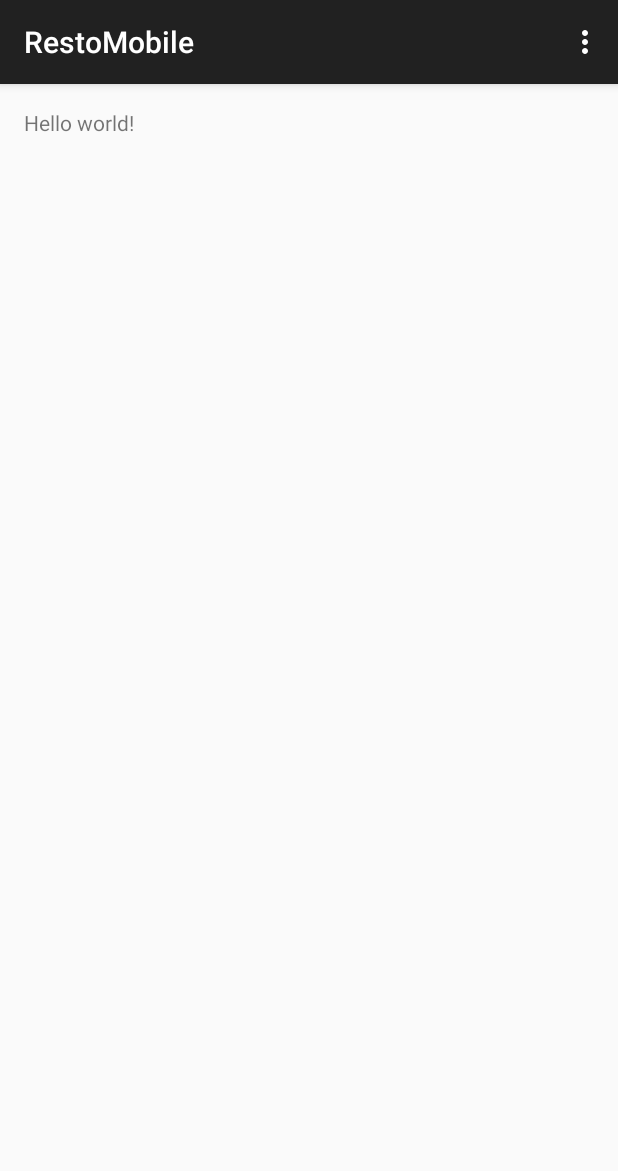
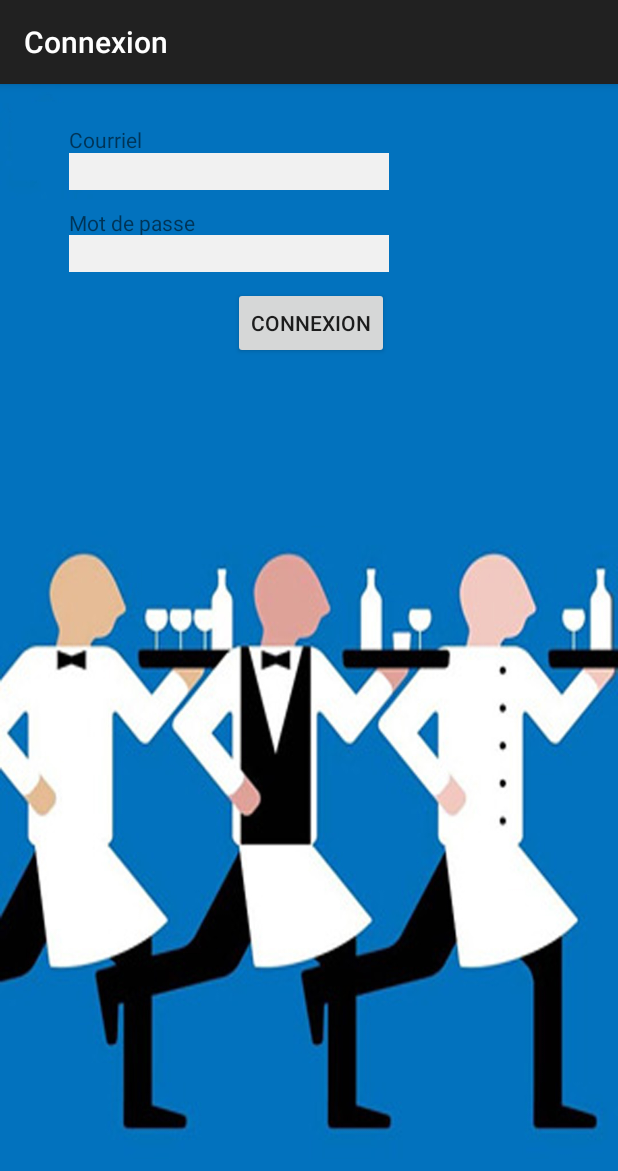
Before and after one commit to gnut3ll4/RestoMobile_LOG210, an Android app: the screen it shows after launch (MainActivity before the commit, LoginActivity after it), on a phone screen of 412 x 824 dp. Shown: the top 1171 px of the screen. Run offline under Robolectric (Android 15) with nearby library versions, the light colour scheme and no system bars; libraries missing offline, so code that uses them is left out: retrofit.client; 8 statements that could not run were skipped.

Commit message:
Connexion/Deconnexion

```diff
--- /dev/null
+++ b/app/src/main/java/com/gnut3ll4/restomobile/ApplicationManager.java
@@ -0,0 +1,54 @@
+package com.gnut3ll4.restomobile;
+
+import android.app.Activity;
+import android.app.Application;
+import android.content.Intent;
+import android.content.SharedPreferences;
+import android.preference.PreferenceManager;
+
+/**
+ * Created by gnut3ll4 on 16/03/15.
+ */
+public class ApplicationManager extends Application {
+
+
+    public static UserCredentials userCredentials;
+
+    @Override
+    public void onCreate() {
+        super.onCreate();
+        SecurePreferences securePreferences = new SecurePreferences(this);
+        String u = securePreferences.getString(UserCredentials.USERNAME, "");
+        String p = securePreferences.getString(UserCredentials.PASSWORD, "");
+
+        if (u.length() > 0 && p.length() > 0) {
+            userCredentials = new UserCredentials(u, p);
+        }
+
+
+    }
+
+    public static void deconnexion(final Activity activity) {
+
+
+        final SharedPreferences.Editor editor = PreferenceManager.getDefaultSharedPreferences(activity).edit();
+        editor.clear();
+        editor.commit();
+
+        // Enlever le profil de la DB SQLite
+
+
+        ApplicationManager.userCredentials = null;
+        Intent intent = new Intent(activity, MainActivity.class);
+        intent.setFlags(Intent.FLAG_ACTIVITY_CLEAR_TOP);
+        activity.startActivity(intent);
+        new Thread(new Runnable() {
+
+            @Override
+            public void run() {
+                activity.finish();
+            }
+        }).start();
+
+    }
+}
--- /dev/null
+++ b/app/src/main/java/com/gnut3ll4/restomobile/LoginActivity.java
@@ -0,0 +1,113 @@
+package com.gnut3ll4.restomobile;
+
+import android.content.Intent;
+import android.os.Bundle;
+import android.support.v7.app.ActionBarActivity;
+import android.util.Log;
+import android.view.Menu;
+import android.view.MenuItem;
+import android.view.View;
+import android.widget.Button;
+import android.widget.EditText;
+import android.widget.TextView;
+import android.widget.Toast;
+
+import retrofit.Callback;
+import retrofit.RestAdapter;
+import retrofit.RetrofitError;
+import retrofit.client.Response;
+
+/**
+ * Created by gnut3ll4 on 16/03/15.
+ */
+public class LoginActivity extends ActionBarActivity implements Callback {
+
+    private EditText loginEditText;
+    private EditText passwordEditText;
+    private Button loginButton;
+    private UserCredentials userCredentials;
+
+    private WebService service;
+
+
+    @Override
+    protected void onCreate(Bundle savedInstanceState) {
+        super.onCreate(savedInstanceState);
+        setContentView(R.layout.activity_login);
+
+        loginEditText = (EditText) findViewById(R.id.editText_login);
+        passwordEditText = (EditText) findViewById(R.id.editText_password);
+
+        loginButton = (Button) findViewById(R.id.button_login);
+
+
+        RestAdapter restAdapter = new RestAdapter.Builder()
+                .setEndpoint(getString(R.string.server))
+                .build();
+
+       service = restAdapter.create(WebService.class);
+
+
+
+        loginButton.setOnClickListener(new View.OnClickListener() {
+            @Override
+            public void onClick(View v) {
+                userCredentials = new UserCredentials(loginEditText.getText().toString(), passwordEditText.getText().toString());
+                service.login(loginEditText.getText().toString(),passwordEditText.getText().toString(),LoginActivity.this);
+            }
+        });
+
+
+
+    }
+
+    @Override
+    public void success(Object o, Response response) {
+
+//        User user = (User) o;
+//
+//        Toast.makeText(this,user.prenom+" "+user.nom,Toast.LENGTH_SHORT).show();
+
+
+//        /*
+
+        if (o != null) {
+            User user = (User) o;
+            if (user.error != null) {
+                passwordEditText.setError(getString(R.string.error_invalid_pwd));
+                passwordEditText.requestFocus();
+            } else {
+                Log.v("LoginActivity", "LoginActivity: o=" + o);
+                ApplicationManager.userCredentials = userCredentials;
+
+                SecurePreferences securePreferences = new SecurePreferences(this);
+                securePreferences.edit().putString(userCredentials.USERNAME, userCredentials.getUsername()).commit();
+                securePreferences.edit().putString(userCredentials.PASSWORD, userCredentials.getPassword()).commit();
+
+
+                finishActivity(1);
+                startActivity(new Intent(this, MainActivity.class));
+                finish();
+            }
+
+        } else {
+            passwordEditText.setError(getString(R.string.error_invalid_email));
+            passwordEditText.requestFocus();
+        }
+
+
+        //*/
+
+
+
+
+
+
+
+    }
+
+    @Override
+    public void failure(RetrofitError error) {
+        Toast.makeText(this,error.getMessage(),Toast.LENGTH_SHORT).show();
+    }
+}
--- a/app/src/main/java/com/gnut3ll4/restomobile/MainActivity.java
+++ b/app/src/main/java/com/gnut3ll4/restomobile/MainActivity.java
@@ -1,5 +1,7 @@
 package com.gnut3ll4.restomobile;
 
+import android.app.Application;
+import android.content.Intent;
 import android.support.v7.app.ActionBarActivity;
 import android.os.Bundle;
 import android.view.Menu;
@@ -21,6 +23,9 @@ public class MainActivity extends ActionBarActivity implements Callback {
         super.onCreate(savedInstanceState);
         setContentView(R.layout.activity_main);
 
+
+
+
         tvTest = (TextView) findViewById(R.id.tv_test);
 
 
@@ -38,6 +43,30 @@ public class MainActivity extends ActionBarActivity implements Callback {
 
     }
 
+    @Override
+    protected void onActivityResult(int requestCode, int resultCode, Intent data) {
+        super.onActivityResult(requestCode, resultCode, data);
+        if (requestCode == 0) {
+            if (resultCode > 0) {
+                Bundle extras = data.getExtras();
+                String codeU = extras.getString(UserCredentials.USERNAME);
+                String codeP = extras.getString(UserCredentials.PASSWORD);
+                ApplicationManager.userCredentials = new UserCredentials(new SecurePreferences(this));
+            }
+        }
+    }
+
+
+    @Override
+    protected void onResume() {
+        super.onResume();
+        if (ApplicationManager.userCredentials == null) {
+
+			Intent intent = new Intent(this, LoginActivity.class);
+			startActivityForResult(intent, 0);
+
+        }
+    }
 
     @Override
     public boolean onCreateOptionsMenu(Menu menu) {
@@ -51,12 +80,21 @@ public class MainActivity extends ActionBarActivity implements Callback {
         // Handle action bar item clicks here. The action bar will
         // automatically handle clicks on the Home/Up button, so long
         // as you specify a parent activity in AndroidManifest.xml.
+
+
+        switch (item.getItemId()) {
+            case R.id.action_disconnect:
+                ApplicationManager.deconnexion(this);
+                return true;
+
+
+        }
+
         int id = item.getItemId();
 
-        //noinspection SimplifiableIfStatement
-        if (id == R.id.action_settings) {
-            return true;
-        }
+
+
+
 
         return super.onOptionsItemSelected(item);
     }
--- /dev/null
+++ b/app/src/main/java/com/gnut3ll4/restomobile/SecurePreferences.java
@@ -0,0 +1,332 @@
+package com.gnut3ll4.restomobile;
+
+import android.annotation.TargetApi;
+import android.content.Context;
+import android.content.SharedPreferences;
+import android.os.Build;
+import android.preference.PreferenceManager;
+import android.provider.Settings;
+import android.util.Base64;
+import android.util.Log;
+
+import java.security.NoSuchAlgorithmException;
+import java.security.SecureRandom;
+import java.security.spec.InvalidKeySpecException;
+import java.security.spec.KeySpec;
+import java.util.HashMap;
+import java.util.HashSet;
+import java.util.Map;
+import java.util.Set;
+
+import javax.crypto.Cipher;
+import javax.crypto.KeyGenerator;
+import javax.crypto.SecretKeyFactory;
+import javax.crypto.spec.PBEKeySpec;
+import javax.crypto.spec.SecretKeySpec;
+
+/**
+ * Created by gnut3ll4 on 10/5/14.
+ */
+public class SecurePreferences implements SharedPreferences {
+
+    private static SharedPreferences sFile;
+    private static byte[] sKey;
+
+    /**
+     * Constructor.
+     *
+     * @param context the caller's context
+     */
+    public SecurePreferences(Context context) {
+        // Proxy design pattern
+        if (SecurePreferences.sFile == null) {
+            SecurePreferences.sFile = PreferenceManager.getDefaultSharedPreferences(context);
+        }
+        // Initialize encryption/decryption key
+        try {
+            final String key = SecurePreferences.generateAesKeyName(context);
+            String value = SecurePreferences.sFile.getString(key, null);
+            if (value == null) {
+                value = SecurePreferences.generateAesKeyValue();
+                SecurePreferences.sFile.edit().putString(key, value).commit();
+            }
+            SecurePreferences.sKey = SecurePreferences.decode(value);
+        } catch (Exception e) {
+            throw new IllegalStateException(e);
+        }
+    }
+
+    private static String encode(byte[] input)
+    {
+        return Base64.encodeToString(input, Base64.NO_PADDING | Base64.NO_WRAP);
+    }
+
+    private static byte[] decode(String input)
+    {
+        return Base64.decode(input, Base64.NO_PADDING | Base64.NO_WRAP);
+    }
+
+    private static String generateAesKeyName(Context context) throws InvalidKeySpecException,
+            NoSuchAlgorithmException {
+        final char[] password = context.getPackageName().toCharArray();
+        final byte[] salt = Settings.Secure.getString(context.getContentResolver(),
+                Settings.Secure.ANDROID_ID).getBytes();
+
+        // Number of PBKDF2 hardening rounds to use, larger values increase
+        // computation time, you should select a value that causes
+        // computation to take >100ms
+        final int iterations = 1000;
+
+        // Generate a 256-bit key
+        final int keyLength = 256;
+
+        final KeySpec spec = new PBEKeySpec(password, salt, iterations, keyLength);
+        return SecurePreferences.encode(SecretKeyFactory.getInstance("PBKDF2WithHmacSHA1")
+                .generateSecret(spec).getEncoded());
+    }
+
+    private static String generateAesKeyValue() throws NoSuchAlgorithmException {
+        // Do *not* seed secureRandom! Automatically seeded from system entropy
+        final SecureRandom random = new SecureRandom();
+
+        // Use the largest AES key length which is supported by the OS
+        final KeyGenerator generator = KeyGenerator.getInstance("AES");
+        try {
+            generator.init(256, random);
+        } catch (Exception e) {
+            try {
+                generator.init(192, random);
+            } catch (Exception e1) {
+                generator.init(128, random);
+            }
+        }
+        return SecurePreferences.encode(generator.generateKey().getEncoded());
+    }
+
+    private static String encrypt(String cleartext) {
+        if (cleartext == null || cleartext.length() == 0) {
+            return cleartext;
+        }
+        try {
+            final Cipher cipher = Cipher.getInstance("AES");
+            cipher.init(Cipher.ENCRYPT_MODE, new SecretKeySpec(SecurePreferences.sKey, "AES"));
+            return SecurePreferences.encode(cipher.doFinal(cleartext.getBytes("UTF-8")));
+        } catch (Exception e) {
+            Log.w(SecurePreferences.class.getName(), "encrypt", e);
+            return null;
+        }
+    }
+
+    private static String decrypt(String ciphertext) {
+        if (ciphertext == null || ciphertext.length() == 0) {
+            return ciphertext;
+        }
+        try {
+            final Cipher cipher = Cipher.getInstance("AES");
+            cipher.init(Cipher.DECRYPT_MODE, new SecretKeySpec(SecurePreferences.sKey, "AES"));
+            return new String(cipher.doFinal(SecurePreferences.decode(ciphertext)), "UTF-8");
+        } catch (Exception e) {
+            Log.w(SecurePreferences.class.getName(), "decrypt", e);
+            return null;
+        }
+    }
+
+    @Override
+    public Map<String, String> getAll() {
+        final Map<String, ?> encryptedMap = SecurePreferences.sFile.getAll();
+        final Map<String, String> decryptedMap = new HashMap<String, String>(encryptedMap.size());
+        for (Map.Entry<String, ?> entry : encryptedMap.entrySet()) {
+            try {
+                decryptedMap.put(SecurePreferences.decrypt(entry.getKey()),
+                        SecurePreferences.decrypt(entry.getValue().toString()));
+            } catch (Exception e) {
+                // Ignore unencrypted key/value pairs
+            }
+        }
+        return decryptedMap;
+    }
+
+    @Override
+    public String getString(String key, String defaultValue) {
+        final String encryptedValue =
+                SecurePreferences.sFile.getString(SecurePreferences.encrypt(key), null);
+        return (encryptedValue != null) ? SecurePreferences.decrypt(encryptedValue) : defaultValue;
+    }
+
+    @Override
+    @TargetApi(Build.VERSION_CODES.HONEYCOMB)
+    public Set<String> getStringSet(String key, Set<String> defaultValues) {
+        final Set<String> encryptedSet =
+                SecurePreferences.sFile.getStringSet(SecurePreferences.encrypt(key), null);
+        if (encryptedSet == null) {
+            return defaultValues;
+        }
+        final Set<String> decryptedSet = new HashSet<String>(encryptedSet.size());
+        for (String encryptedValue : encryptedSet) {
+            decryptedSet.add(SecurePreferences.decrypt(encryptedValue));
+        }
+        return decryptedSet;
+    }
+
+    @Override
+    public int getInt(String key, int defaultValue) {
+        final String encryptedValue =
+                SecurePreferences.sFile.getString(SecurePreferences.encrypt(key), null);
+        if (encryptedValue == null) {
+            return defaultValue;
+        }
+        try {
+            return Integer.parseInt(SecurePreferences.decrypt(encryptedValue));
+        } catch (NumberFormatException e) {
+            throw new ClassCastException(e.getMessage());
+        }
+    }
+
+    @Override
+    public long getLong(String key, long defaultValue) {
+        final String encryptedValue =
+                SecurePreferences.sFile.getString(SecurePreferences.encrypt(key), null);
+        if (encryptedValue == null) {
+            return defaultValue;
+        }
+        try {
+            return Long.parseLong(SecurePreferences.decrypt(encryptedValue));
+        } catch (NumberFormatException e) {
+            throw new ClassCastException(e.getMessage());
+        }
+    }
+
+    @Override
+    public float getFloat(String key, float defaultValue) {
+        final String encryptedValue =
+                SecurePreferences.sFile.getString(SecurePreferences.encrypt(key), null);
+        if (encryptedValue == null) {
+            return defaultValue;
+        }
+        try {
+            return Float.parseFloat(SecurePreferences.decrypt(encryptedValue));
+        } catch (NumberFormatException e) {
+            throw new ClassCastException(e.getMessage());
+        }
+    }
+
+    @Override
+    public boolean getBoolean(String key, boolean defaultValue) {
+        final String encryptedValue =
+                SecurePreferences.sFile.getString(SecurePreferences.encrypt(key), null);
+        if (encryptedValue == null) {
+            return defaultValue;
+        }
+        try {
+            return Boolean.parseBoolean(SecurePreferences.decrypt(encryptedValue));
+        } catch (NumberFormatException e) {
+            throw new ClassCastException(e.getMessage());
+        }
+    }
+
+    @Override
+    public boolean contains(String key) {
+        return SecurePreferences.sFile.contains(SecurePreferences.encrypt(key));
+    }
+
+    @Override
+    public Editor edit() {
+        return new Editor();
+    }
+
+    /**
+     * Wrapper for Android's {@link android.content.SharedPreferences.Editor}.
+     * <p>
+     * Used for modifying values in a {@link SecurePreferences} object. All changes you make in an
+     * editor are batched, and not copied back to the original {@link SecurePreferences} until you
+     * call {@link #commit()} or {@link #apply()}.
+     */
+    public static class Editor implements SharedPreferences.Editor {
+        private SharedPreferences.Editor mEditor;
+
+        /**
+         * Constructor.
+         */
+        private Editor() {
+            mEditor = SecurePreferences.sFile.edit();
+        }
+
+        @Override
+        public SharedPreferences.Editor putString(String key, String value) {
+            mEditor.putString(SecurePreferences.encrypt(key), SecurePreferences.encrypt(value));
+            return this;
+        }
+
+        @Override
+        @TargetApi(Build.VERSION_CODES.HONEYCOMB)
+        public SharedPreferences.Editor putStringSet(String key, Set<String> values) {
+            final Set<String> encryptedValues = new HashSet<String>(values.size());
+            for (String value : values) {
+                encryptedValues.add(SecurePreferences.encrypt(value));
+            }
+            mEditor.putStringSet(SecurePreferences.encrypt(key), encryptedValues);
+            return this;
+        }
+
+        @Override
+        public SharedPreferences.Editor putInt(String key, int value) {
+            mEditor.putString(SecurePreferences.encrypt(key),
+                    SecurePreferences.encrypt(Integer.toString(value)));
+            return this;
+        }
+
+        @Override
+        public SharedPreferences.Editor putLong(String key, long value) {
+            mEditor.putString(SecurePreferences.encrypt(key),
+                    SecurePreferences.encrypt(Long.toString(value)));
+            return this;
+        }
+
+        @Override
+        public SharedPreferences.Editor putFloat(String key, float value) {
+            mEditor.putString(SecurePreferences.encrypt(key),
+                    SecurePreferences.encrypt(Float.toString(value)));
+            return this;
+        }
+
+        @Override
+        public SharedPreferences.Editor putBoolean(String key, boolean value) {
+            mEditor.putString(SecurePreferences.encrypt(key),
+                    SecurePreferences.encrypt(Boolean.toString(value)));
+            return this;
+        }
+
+        @Override
+        public SharedPreferences.Editor remove(String key) {
+            mEditor.remove(SecurePreferences.encrypt(key));
+            return this;
+        }
+
+        @Override
+        public SharedPreferences.Editor clear() {
+            mEditor.clear();
+            return this;
+        }
+
+        @Override
+        public boolean commit() {
+            return mEditor.commit();
+        }
+
+        @Override
+        @TargetApi(Build.VERSION_CODES.GINGERBREAD)
+        public void apply() {
+            mEditor.apply();
+        }
+    }
+
+    @Override
+    public void registerOnSharedPreferenceChangeListener(OnSharedPreferenceChangeListener listener) {
+        SecurePreferences.sFile.registerOnSharedPreferenceChangeListener(listener);
+    }
+
+    @Override
+    public void unregisterOnSharedPreferenceChangeListener(OnSharedPreferenceChangeListener listener) {
+        SecurePreferences.sFile.unregisterOnSharedPreferenceChangeListener(listener);
+    }
+}
--- a/app/src/main/java/com/gnut3ll4/restomobile/WebService.java
+++ b/app/src/main/java/com/gnut3ll4/restomobile/WebService.java
@@ -2,13 +2,21 @@ package com.gnut3ll4.restomobile;
 
 import retrofit.Callback;
 import retrofit.client.Response;
+import retrofit.http.Field;
+import retrofit.http.FormUrlEncoded;
 import retrofit.http.GET;
+import retrofit.http.POST;
 
 /**
  * Created by gnut3ll4 on 12/03/15.
  */
 public interface WebService {
+
     @GET("/log210/LOG210/api.php/api")
     void helloWorld(Callback<TestHello> callback);
 
+    @FormUrlEncoded
+    @POST("/log210/LOG210/api.php/login")
+    void login(@Field("username") String username, @Field("password") String password,Callback<User> callback);
+
 }
--- /dev/null
+++ b/app/src/main/res/layout/activity_login.xml
@@ -0,0 +1,61 @@
+<?xml version="1.0" encoding="utf-8"?>
+<RelativeLayout xmlns:android="http://schemas.android.com/apk/res/android"
+    android:layout_width="match_parent"
+    android:layout_height="match_parent"
+    android:background="@drawable/waiter">
+
+    <TextView
+        android:layout_width="wrap_content"
+        android:layout_height="wrap_content"
+        android:text="Courriel"
+        android:layout_marginLeft="46dp"
+        android:layout_marginTop="27dp" />
+
+
+
+    <EditText
+        android:layout_width="wrap_content"
+        android:layout_height="wrap_content"
+        android:inputType="textEmailAddress"
+        android:ems="10"
+        android:id="@+id/editText_login"
+
+        android:layout_alignParentTop="true"
+        android:background="@color/switch_thumb_normal_material_light"
+        android:layout_marginLeft="46dp"
+        android:layout_marginTop="46dp" />
+
+
+    <TextView
+        android:layout_width="wrap_content"
+        android:layout_height="wrap_content"
+        android:text="Mot de passe"
+        android:layout_below="@+id/editText_login"
+        android:layout_marginLeft="46dp"
+        android:layout_marginTop="12dp" />
+
+    <EditText
+        android:layout_width="wrap_content"
+        android:layout_height="wrap_content"
+        android:inputType="textPassword"
+        android:ems="10"
+        android:id="@+id/editText_password"
+        android:layout_marginLeft="46dp"
+        android:layout_marginTop="30dp"
+        android:background="@color/switch_thumb_normal_material_light"
+        android:layout_below="@+id/editText_login"
+
+        />
+
+    <Button
+        android:layout_width="wrap_content"
+        android:layout_height="wrap_content"
+        android:text="@string/title_activity_login"
+        android:id="@+id/button_login"
+        android:layout_below="@+id/editText_password"
+        android:layout_marginTop="10dp"
+        android:layout_alignRight="@+id/editText_password"
+        />
+
+
+</RelativeLayout>
--- a/app/src/main/res/layout/activity_main.xml
+++ b/app/src/main/res/layout/activity_main.xml
@@ -14,4 +14,5 @@
         android:layout_height="wrap_content"
         android:text="@string/hello_world" />
 
+
 </RelativeLayout>
--- a/app/src/main/res/menu/menu_main.xml
+++ b/app/src/main/res/menu/menu_main.xml
@@ -1,6 +1,12 @@
 <menu xmlns:android="http://schemas.android.com/apk/res/android"
     xmlns:app="http://schemas.android.com/apk/res-auto"
-    xmlns:tools="http://schemas.android.com/tools" tools:context=".MainActivity">
-    <item android:id="@+id/action_settings" android:title="@string/action_settings"
-        android:orderInCategory="100" app:showAsAction="never" />
+    xmlns:tools="http://schemas.android.com/tools"
+    tools:context=".MainActivity">
+
+    <item
+        android:id="@+id/action_disconnect"
+        android:orderInCategory="90"
+        android:title="@string/action_disconnect"
+        app:showAsAction="never" />
+
 </menu>
--- a/app/src/main/res/values/strings.xml
+++ b/app/src/main/res/values/strings.xml
@@ -5,5 +5,11 @@
     <string name="hello_world_url">/log210/LOG210/api.php/api</string>
     <string name="action_settings">Settings</string>
     <string name="server">http://192.168.1.118</string>
+    <string name="error_invalid_email">Le code universel est invalide</string>
+    <string name="error_invalid_pwd">Le mot de passe est invalide</string>
+    <string name="title_activity_login">Connexion</string>
+    <string name="action_disconnect">Déconnexion</string>
+
+
 
 </resources>
```
Also changed, not shown: app/src/main/AndroidManifest.xml (+12 -0 lines), app/src/main/java/com/gnut3ll4/restomobile/User.java (added, +25 -0 lines), app/src/main/java/com/gnut3ll4/restomobile/UserCredentials.java (added, +39 -0 lines), app/src/main/res/drawable/waiter.jpg (added).
